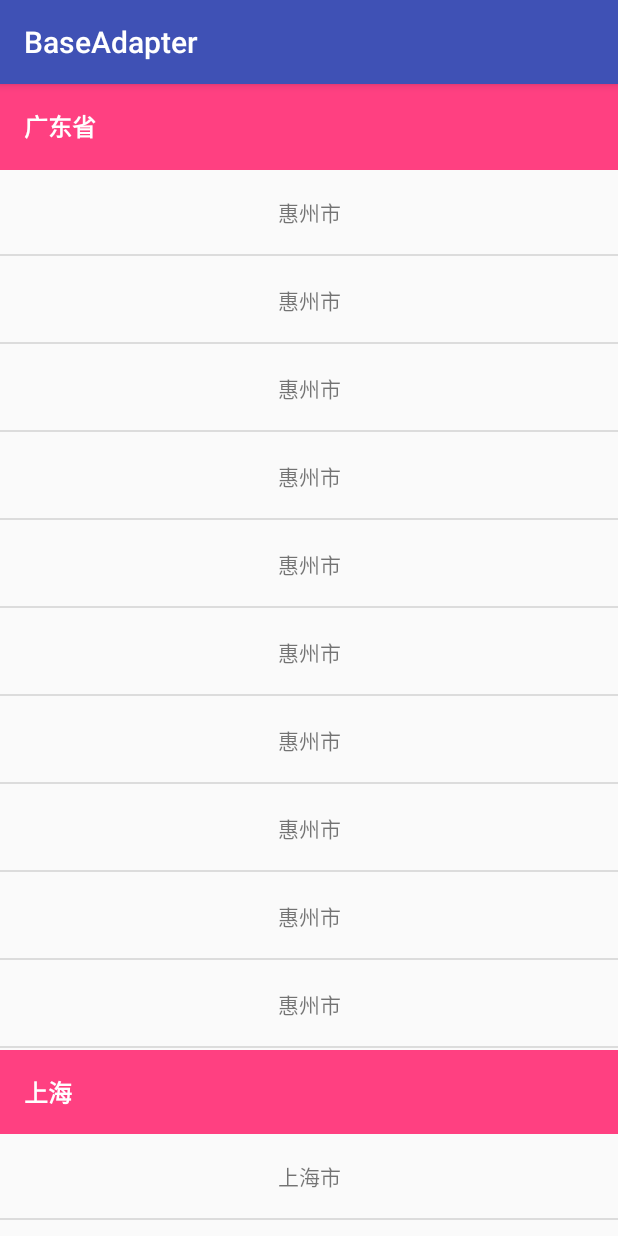
After one commit to Temoa/BaseAdapter, an Android app: the StickyActivity screen opened directly, with no data from a screen before it, on a phone screen of 412 x 824 dp. The commit adds this screen. Run offline under Robolectric (Android 15) with nearby library versions, the phone set to English and light mode, and no system bars.

Commit message:
添加两种实现吸顶效果的实现方法, 一种是ItemDecoration实现, 一种是Adapter实现

```diff
--- a/app/src/main/java/me/temoa/baseadapter/activity/MainActivity.java
+++ b/app/src/main/java/me/temoa/baseadapter/activity/MainActivity.java
@@ -8,6 +8,7 @@ import android.view.View;
 import me.temoa.baseadapter.R;
 import me.temoa.baseadapter.expand.ExpandItemActivity;
 import me.temoa.baseadapter.item_decoration.ItemDecorationActivity;
+import me.temoa.baseadapter.item_decoration.StickyActivity;
 import me.temoa.baseadapter.item_touch_helper.TouchItemActivity;
 
 public class MainActivity extends AppCompatActivity {
@@ -36,7 +37,7 @@ public class MainActivity extends AppCompatActivity {
                 toActivity(ExpandItemActivity.class);
                 break;
             case R.id.btn6:
-                toActivity(ItemDecorationActivity.class);
+                toActivity(StickyActivity.class);
                 break;
         }
     }
--- a/app/src/main/java/me/temoa/baseadapter/item_decoration/CustomItemDecoration.java
+++ b/app/src/main/java/me/temoa/baseadapter/item_decoration/CustomItemDecoration.java
@@ -15,7 +15,6 @@ import android.support.annotation.ColorInt;
 import android.support.v7.widget.RecyclerView;
 import android.util.Log;
 import android.view.View;
-import android.widget.LinearLayout;
 
 /**
  * Created by lai
--- /dev/null
+++ b/app/src/main/java/me/temoa/baseadapter/item_decoration/StickyActivity.java
@@ -0,0 +1,155 @@
+package me.temoa.baseadapter.item_decoration;
+
+import android.content.Context;
+import android.os.Bundle;
+import android.support.annotation.Nullable;
+import android.support.v7.app.AppCompatActivity;
+import android.support.v7.widget.DefaultItemAnimator;
+import android.support.v7.widget.DividerItemDecoration;
+import android.support.v7.widget.LinearLayoutManager;
+import android.support.v7.widget.RecyclerView;
+import android.text.TextUtils;
+import android.view.View;
+import android.widget.TextView;
+
+import java.util.ArrayList;
+import java.util.List;
+
+import me.temoa.base.adapter.BaseViewHolder;
+import me.temoa.base.adapter.SimpleBaseAdapter;
+import me.temoa.baseadapter.R;
+
+/**
+ * Created by lai
+ * on 2018/3/1.
+ */
+
+public class StickyActivity extends AppCompatActivity {
+
+    @Override
+    protected void onCreate(@Nullable Bundle savedInstanceState) {
+        super.onCreate(savedInstanceState);
+        setContentView(R.layout.activity_sticky);
+
+        final RecyclerView recyclerView = findViewById(R.id.recycler);
+        final TextView header = findViewById(R.id.sticky_tv);
+
+        recyclerView.setLayoutManager(new LinearLayoutManager(this));
+        recyclerView.setHasFixedSize(true);
+        recyclerView.addItemDecoration(new DividerItemDecoration(this, DividerItemDecoration.VERTICAL));
+        recyclerView.setItemAnimator(new DefaultItemAnimator());
+        recyclerView.addOnScrollListener(new RecyclerView.OnScrollListener() {
+            @Override
+            public void onScrolled(RecyclerView recyclerView, int dx, int dy) {
+                super.onScrolled(recyclerView, dx, dy);
+                View stickyInfoView = recyclerView
+                        .findChildViewUnder(header.getMeasuredWidth() / 2, 5);
+                if (stickyInfoView != null && stickyInfoView.getContentDescription() != null) {
+                    header.setText(stickyInfoView.getContentDescription().toString());
+                }
+
+                View transInfoView = recyclerView.findChildViewUnder(
+                        header.getMeasuredWidth() / 2, header.getMeasuredHeight() + 1);
+                if (transInfoView != null && transInfoView.getContentDescription() != null) {
+                    int transViewStatus = (int) transInfoView.getTag();
+                    int dealtY = transInfoView.getTop() - header.getMeasuredHeight();
+
+                    if (transViewStatus == Adapter.HAS_STICKY_VIEW) {
+                        if (transInfoView.getTop() > 0) {
+                            header.setTranslationY(dealtY);
+                        } else {
+                            header.setTranslationY(0);
+                        }
+                    } else if (transViewStatus == Adapter.NONE_STICKY_VIEW) {
+                        header.setTranslationY(0);
+                    }
+                }
+            }
+        });
+        recyclerView.setAdapter(new Adapter(this, getCityData()));
+    }
+
+    static class Adapter extends SimpleBaseAdapter<City> {
+        static final int FIRST_STICKY_VIEW = 1;
+        static final int HAS_STICKY_VIEW = 2;
+        static final int NONE_STICKY_VIEW = 3;
+
+        Adapter(Context context, List<City> items) {
+            super(context, items);
+        }
+
+        @Override
+        protected void convert(BaseViewHolder holder, City city, int position) {
+            TextView stickyHeader = holder.getView(R.id.sticky_tv);
+            if (position == 0) {
+                stickyHeader.setVisibility(View.VISIBLE);
+                stickyHeader.setText(city.getProvinceName());
+                holder.itemView.setTag(FIRST_STICKY_VIEW);
+            } else {
+                if (!TextUtils.equals(
+                        mItems.get(position).getProvinceName(),
+                        mItems.get(position - 1).getProvinceName())) {
+                    stickyHeader.setVisibility(View.VISIBLE);
+                    stickyHeader.setText(city.getProvinceName());
+                    holder.itemView.setTag(HAS_STICKY_VIEW);
+                } else {
+                    stickyHeader.setVisibility(View.GONE);
+                    holder.itemView.setTag(NONE_STICKY_VIEW);
+                }
+            }
+            holder.itemView.setContentDescription(city.getProvinceName());
+            holder.setText(R.id.tv, city.getCityName());
+        }
+
+        @Override
+        protected int getItemLayoutId() {
+            return R.layout.item_sticky;
+        }
+    }
+
+    private List<City> getCityData() {
+        List<City> data = new ArrayList<>();
+        for (int i = 0; i < 10; i++) {
+            City city = new City();
+            city.setCityName("惠州市");
+            city.setProvinceName("广东省");
+            data.add(city);
+        }
+
+        for (int i = 0; i < 10; i++) {
+            City city = new City();
+            city.setCityName("上海市");
+            city.setProvinceName("上海");
+            data.add(city);
+        }
+
+        for (int i = 0; i < 15; i++) {
+            City city = new City();
+            city.setCityName("厦门");
+            city.setProvinceName("福建省");
+            data.add(city);
+        }
+        return data;
+    }
+
+    static class City {
+        private String cityName;
+        private String provinceName;
+
+         String getCityName() {
+            return cityName;
+        }
+
+         void setCityName(String cityName) {
+            this.cityName = cityName;
+        }
+
+         String getProvinceName() {
+            return provinceName;
+        }
+
+         void setProvinceName(String provinceName) {
+            this.provinceName = provinceName;
+        }
+    }
+}
--- /dev/null
+++ b/app/src/main/res/layout/activity_sticky.xml
@@ -0,0 +1,22 @@
+<?xml version="1.0" encoding="utf-8"?>
+<android.support.constraint.ConstraintLayout xmlns:android="http://schemas.android.com/apk/res/android"
+    xmlns:app="http://schemas.android.com/apk/res-auto"
+    android:layout_width="match_parent"
+    android:layout_height="match_parent">
+
+    <android.support.v7.widget.RecyclerView
+        android:id="@+id/recycler"
+        android:layout_width="match_parent"
+        android:layout_height="match_parent"
+        app:layout_constraintBottom_toBottomOf="parent"
+        app:layout_constraintEnd_toEndOf="parent"
+        app:layout_constraintStart_toStartOf="parent"
+        app:layout_constraintTop_toTopOf="parent" />
+
+    <include
+        layout="@layout/sticky_header_view"
+        app:layout_constraintEnd_toEndOf="parent"
+        app:layout_constraintStart_toStartOf="parent"
+        app:layout_constraintTop_toTopOf="parent" />
+
+</android.support.constraint.ConstraintLayout>
--- /dev/null
+++ b/app/src/main/res/layout/item_sticky.xml
@@ -0,0 +1,17 @@
+<?xml version="1.0" encoding="utf-8"?>
+<LinearLayout xmlns:android="http://schemas.android.com/apk/res/android"
+    xmlns:tools="http://schemas.android.com/tools"
+    android:layout_width="match_parent"
+    android:layout_height="wrap_content"
+    android:layout_marginTop="1dp"
+    android:orientation="vertical">
+
+    <include layout="@layout/sticky_header_view" />
+
+    <TextView
+        android:id="@+id/tv"
+        android:layout_width="match_parent"
+        android:layout_height="?android:attr/actionBarSize"
+        android:gravity="center"
+        tools:text="hello" />
+</LinearLayout>
--- /dev/null
+++ b/app/src/main/res/layout/sticky_header_view.xml
@@ -0,0 +1,14 @@
+<?xml version="1.0" encoding="utf-8"?>
+<TextView xmlns:android="http://schemas.android.com/apk/res/android"
+    xmlns:tools="http://schemas.android.com/tools"
+    android:id="@+id/sticky_tv"
+    android:layout_width="match_parent"
+    android:layout_height="?android:attr/actionBarSize"
+    android:background="@color/colorStickyHeaderBackground"
+    android:gravity="center_vertical"
+    android:paddingLeft="16dp"
+    android:paddingRight="16dp"
+    android:textColor="@android:color/white"
+    android:textSize="16sp"
+    android:textStyle="bold"
+    tools:text="hello" />
--- a/app/src/main/res/values/colors.xml
+++ b/app/src/main/res/values/colors.xml
@@ -3,4 +3,5 @@
     <color name="colorPrimary">#3F51B5</color>
     <color name="colorPrimaryDark">#303F9F</color>
     <color name="colorAccent">#FF4081</color>
+    <color name="colorStickyHeaderBackground">#FFFF4081</color>
 </resources>
```
Also changed, not shown: app/src/main/AndroidManifest.xml (+9 -4 lines), app/src/main/java/me/temoa/baseadapter/item_decoration/ItemDecorationActivity.java (+102 -2 lines), app/src/main/java/me/temoa/baseadapter/item_decoration/StickyHeaderDecoration.java (added, +125 -0 lines).
